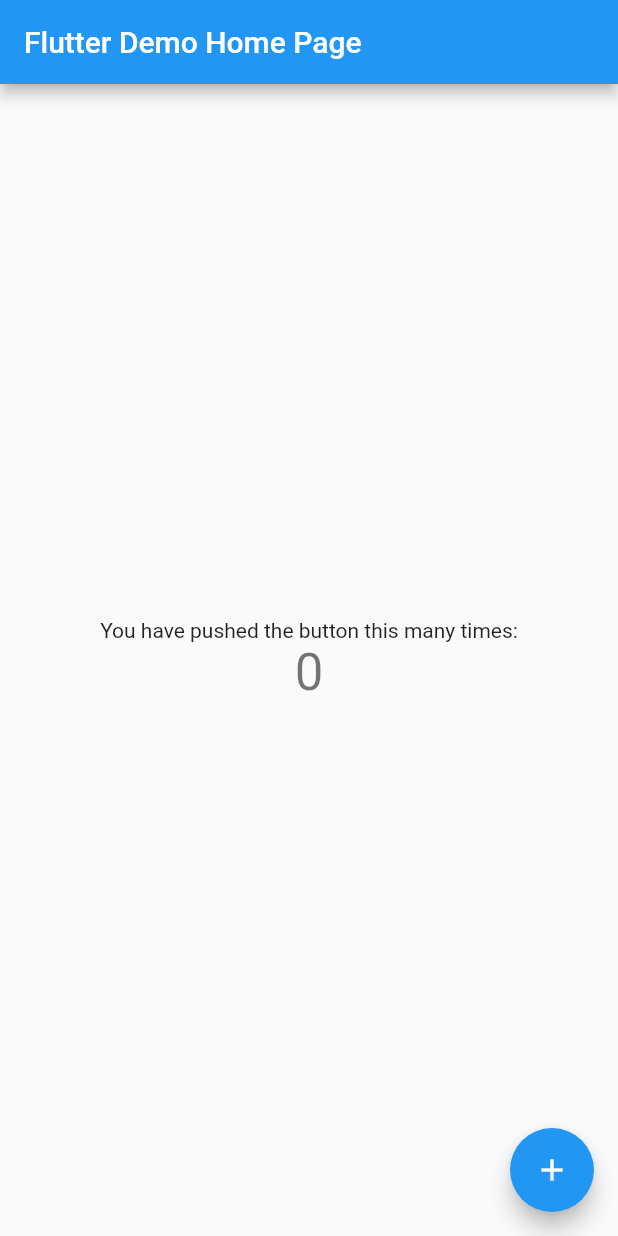
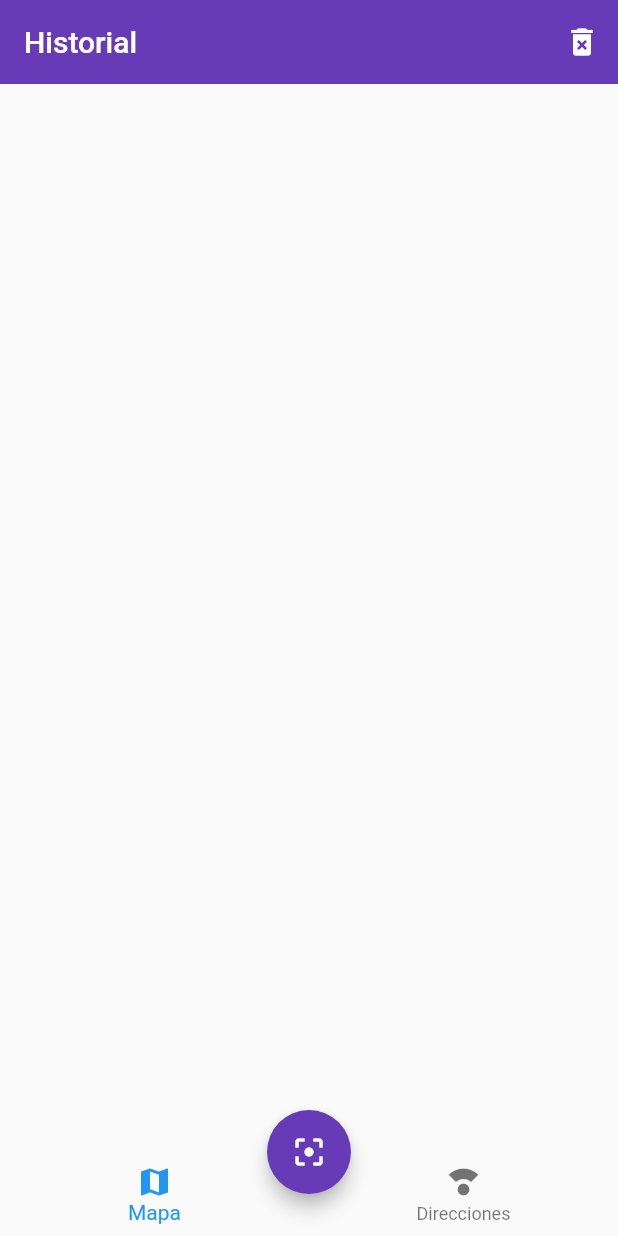
Before and after one commit to jazminasaleh/app-QRScanner, a Flutter app: the screen it shows after launch, on a phone screen of 412 x 824 dp. Run offline on Flutter 3.47's test engine with Material 2 defaults, Android fonts, the phone set to English and light mode, and no system bars; our stand-ins replace sqflite; missing offline and left inert: flutter_barcode_scanner; accounts and stored records are empty.

Commit message:
se hizo el CRUD

```diff
--- a/lib/main.dart
+++ b/lib/main.dart
@@ -1,115 +1,40 @@
 import 'package:flutter/material.dart';
+import 'package:provider/provider.dart';
+import 'package:qr_scanner/providers/scan_list_provider.dart';
+import 'package:qr_scanner/providers/ui_providers.dart';
 
-void main() {
-  runApp(const MyApp());
-}
+import 'pages/home_page.dart';
+import 'pages/mapa_page.dart';
+
+void main() => runApp(MyApp());
 
 class MyApp extends StatelessWidget {
-  const MyApp({Key? key}) : super(key: key);
-
-  // This widget is the root of your application.
   @override
   Widget build(BuildContext context) {
-    return MaterialApp(
-      title: 'Flutter Demo',
-      theme: ThemeData(
-        // This is the theme of your application.
-        //
-        // Try running your application with "flutter run". You'll see the
-        // application has a blue toolbar. Then, without quitting the app, try
-        // changing the primarySwatch below to Colors.green and then invoke
-        // "hot reload" (press "r" in the console where you ran "flutter run",
-        // or simply save your changes to "hot reload" in a Flutter IDE).
-        // Notice that the counter didn't reset back to zero; the application
-        // is not restarted.
-        primarySwatch: Colors.blue,
+    return MultiProvider(
+      //para saber que pagina mostrar
+      providers: [
+        ChangeNotifierProvider(
+          create: (_) => new UiProvider()),
+        ChangeNotifierProvider(
+          create: (_) => new Scanlistprovider()),
+      ],
+      child: MaterialApp(
+        debugShowCheckedModeBanner: false,
+        title: 'QR Reader',
+        initialRoute: 'home',
+        routes:{
+          'home': ( _ ) => HomePage(),
+          'mapa': ( _ ) => MapaPage()
+        },
+        theme: ThemeData(
+          floatingActionButtonTheme: FloatingActionButtonThemeData(
+            backgroundColor: Colors.deepPurple
+          ),
+          primaryColor: Colors.deepPurple
+
+        ),
       ),
-      home: const MyHomePage(title: 'Flutter Demo Home Page'),
     );
   }
 }
-
-class MyHomePage extends StatefulWidget {
-  const MyHomePage({Key? key, required this.title}) : super(key: key);
-
-  // This widget is the home page of your application. It is stateful, meaning
-  // that it has a State object (defined below) that contains fields that affect
-  // how it looks.
-
-  // This class is the configuration for the state. It holds the values (in this
-  // case the title) provided by the parent (in this case the App widget) and
-  // used by the build method of the State. Fields in a Widget subclass are
-  // always marked "final".
-
-  final String title;
-
-  @override
-  State<MyHomePage> createState() => _MyHomePageState();
-}
-
-class _MyHomePageState extends State<MyHomePage> {
-  int _counter = 0;
-
-  void _incrementCounter() {
-    setState(() {
-      // This call to setState tells the Flutter framework that something has
-      // changed in this State, which causes it to rerun the build method below
-      // so that the display can reflect the updated values. If we changed
-      // _counter without calling setState(), then the build method would not be
-      // called again, and so nothing would appear to happen.
-      _counter++;
-    });
-  }
-
-  @override
-  Widget build(BuildContext context) {
-    // This method is rerun every time setState is called, for instance as done
-    // by the _incrementCounter method above.
-    //
-    // The Flutter framework has been optimized to make rerunning build methods
-    // fast, so that you can just rebuild anything that needs updating rather
-    // than having to individually change instances of widgets.
-    return Scaffold(
-      appBar: AppBar(
-        // Here we take the value from the MyHomePage object that was created by
-        // the App.build method, and use it to set our appbar title.
-        title: Text(widget.title),
-      ),
-      body: Center(
-        // Center is a layout widget. It takes a single child and positions it
-        // in the middle of the parent.
-        child: Column(
-          // Column is also a layout widget. It takes a list of children and
-          // arranges them vertically. By default, it sizes itself to fit its
-          // children horizontally, and tries to be as tall as its parent.
-          //
-          // Invoke "debug painting" (press "p" in the console, choose the
-          // "Toggle Debug Paint" action from the Flutter Inspector in Android
-          // Studio, or the "Toggle Debug Paint" command in Visual Studio Code)
-          // to see the wireframe for each widget.
-          //
-          // Column has various properties to control how it sizes itself and
-          // how it positions its children. Here we use mainAxisAlignment to
-          // center the children vertically; the main axis here is the vertical
-          // axis because Columns are vertical (the cross axis would be
-          // horizontal).
-          mainAxisAlignment: MainAxisAlignment.center,
-          children: <Widget>[
-            const Text(
-              'You have pushed the button this many times:',
-            ),
-            Text(
-              '$_counter',
-              style: Theme.of(context).textTheme.headline4,
-            ),
-          ],
-        ),
-      ),
-      floatingActionButton: FloatingActionButton(
-        onPressed: _incrementCounter,
-        tooltip: 'Increment',
-        child: const Icon(Icons.add),
-      ), // This trailing comma makes auto-formatting nicer for build methods.
-    );
-  }
-}
--- /dev/null
+++ b/lib/models/scan_model.dart
@@ -0,0 +1,37 @@
+import 'dart:convert';
+import 'package:meta/meta.dart';
+
+ScanModel scanModelFromJson(String str) => ScanModel.fromJson(json.decode(str));
+String scanModelToJson(ScanModel data) => json.encode(data.toJson());
+//esto se saco con quicktype.io
+class ScanModel {
+  //constructor
+    ScanModel({
+        this.id,
+        this.tipo,
+        required this.valor,
+    }) {
+      //si valor contiene la plabra http
+      if ( this.valor.contains('http') ) {
+        this.tipo = 'http';
+      } else {
+        this.tipo = 'geo';
+      }
+    }
+
+    int ?id;
+    String ?tipo;
+    String valor;
+
+    factory ScanModel.fromJson(Map<String, dynamic> json ) => ScanModel(
+        id: json["id"],
+        tipo: json["tipo"],
+        valor: json["valor"],
+    );
+
+    Map<String, dynamic> toJson() => {
+        "id": id,
+        "tipo": tipo,
+        "valor": valor,
+    };
+}
--- /dev/null
+++ b/lib/pages/home_page.dart
@@ -0,0 +1,73 @@
+import 'package:flutter/material.dart';
+import 'package:provider/provider.dart';
+import 'package:qr_scanner/pages/direcciones_page.dart';
+import 'package:qr_scanner/providers/db_provider.dart';
+import 'package:qr_scanner/providers/scan_list_provider.dart';
+import 'package:qr_scanner/providers/ui_providers.dart';
+import 'package:qr_scanner/widgets/custom_navigatorbar.dart';
+import 'package:qr_scanner/widgets/scan_button.dart';
+
+import 'mapas_pages.dart';
+
+class HomePage extends StatelessWidget {
+  @override
+  Widget build(BuildContext context) {
+    return Scaffold(
+      appBar: AppBar(
+        backgroundColor: Colors.deepPurple,
+        elevation: 0,
+        title: Text('Historial'),
+        actions: [
+          IconButton(
+            icon: Icon(Icons.delete_forever),
+            onPressed: () {
+              DBProvider.db.deleteAllScans();
+              Provider.of<Scanlistprovider>(context, listen: false).borrarTodos();
+            },
+          )
+        ],
+      ),
+      body: _HomePageBody(),
+      //la parte de aabjo del home
+      bottomNavigationBar: CutsomNavigatorBar(),
+      //boton de scanner
+      floatingActionButton: ScanButton(),
+      floatingActionButtonLocation:
+          FloatingActionButtonLocation.miniCenterDocked,
+    );
+  }
+}
+
+//Se decine si se le da click al icono de mapa salga mapa
+//y si se la de click a la direccion que salga direccion
+class _HomePageBody extends StatelessWidget {
+  @override
+  Widget build(BuildContext context) {
+    //Obtener el selected menu opt, que lo busque en uiprovider
+    final uiProvider = Provider.of<UiProvider>(context);
+    //Esto es lo que cambia para mostrar la pagina respectiva
+    final currentIndex = uiProvider.selectedmenuOpt;
+
+    //leer la base de datos
+    //DBProvider.db.database;
+    //final tempScan = new ScanModel(valor: 'http://google.com');
+    //crera nuevo registro en la base de datos
+    //DBProvider.db.nuevoScan(tempScan);
+    //BUscra algun regsutro en la base de datos
+    //DBProvider.db.deleteAllScans().then(print);
+
+    final scanlistprovider =
+        Provider.of<Scanlistprovider>(context, listen: false);
+
+    switch (currentIndex) {
+      case 0:
+        scanlistprovider.cargraScansPorTipo('geo');
+        return MapasPage();
+      case 1:
+        scanlistprovider.cargraScansPorTipo('http');
+        return DireccionesPage();
+      default:
+        return MapasPage();
+    }
+  }
+}
--- /dev/null
+++ b/lib/pages/mapas_pages.dart
@@ -0,0 +1,9 @@
+import 'package:flutter/material.dart';
+import '../widgets/scan_tiles.dart';
+
+class MapasPage extends StatelessWidget {
+  @override
+  Widget build(BuildContext context) {
+    return ScanTiles(tipo: 'geo');
+  }
+}
--- /dev/null
+++ b/lib/providers/scan_list_provider.dart
@@ -0,0 +1,53 @@
+import 'package:flutter/cupertino.dart';
+import 'package:qr_scanner/models/scan_model.dart';
+import 'package:qr_scanner/providers/db_provider.dart';
+
+class Scanlistprovider extends ChangeNotifier {
+  List<ScanModel> scans = [];
+  String tipoSeleccionado = 'http';
+//colocar los nuevos scans en la base de datos
+//mostrarlos en el widget
+  Future<ScanModel> nuevoScan(String valor) async {
+    final nuevoScan = new ScanModel(valor: valor);
+    //inserta en la base de datos
+    final id = await DBProvider.db.nuevoScan(nuevoScan);
+    //asignar el id de la base de datos al modelo
+    nuevoScan.id = id;
+    //inserta el nuevoscan al lista de scans simpre y cuando el tipo sea el mismo
+    if (this.tipoSeleccionado == nuevoScan.tipo) {
+      this.scans.add(nuevoScan);
+      //para actualizar la pantalla
+      notifyListeners();
+    }
+    return nuevoScan;
+  }
+
+//obtener el listado de todos los scans
+  cargarScans() async {
+    final scans = await DBProvider.db.getTodosLosScans();
+    //reemplazar el nuevo listado
+    this.scans = [...scans];
+    notifyListeners();
+  }
+
+//obtener el listado de los scans por tipo
+  cargraScansPorTipo(String tipo) async {
+    final scans = await DBProvider.db.getScansPorTipo(tipo);
+    //reemplazar el nuevo listado
+    this.scans = [...scans];
+    this.tipoSeleccionado = tipo;
+    notifyListeners();
+  }
+
+//borra todos los scans de la base de datos
+  borrarTodos() async {
+    await DBProvider.db.deleteAllScans();
+    this.scans = [];
+    notifyListeners();
+  }
+
+  borarScansPorId(int id) async {
+    await DBProvider.db.deleteScan(id);
+    this.cargraScansPorTipo(this.tipoSeleccionado);
+  }
+}
--- /dev/null
+++ b/lib/providers/ui_providers.dart
@@ -0,0 +1,17 @@
+import 'package:flutter/material.dart';
+
+//Gestor de estado: provider
+class UiProvider extends ChangeNotifier {
+  int _selectedmenuOpt = 0;
+
+  int get selectedmenuOpt {
+    return this._selectedmenuOpt;
+  }
+
+//cambia selectd menu opt
+  set selectedmenuOpt(int i) {
+    this._selectedmenuOpt = i;
+    //cambiar de widget
+    notifyListeners();
+  }
+}
--- /dev/null
+++ b/lib/widgets/custom_navigatorbar.dart
@@ -0,0 +1,33 @@
+import 'package:flutter/material.dart';
+import 'package:provider/provider.dart';
+
+import '../providers/ui_providers.dart';
+
+//La parte de abajo del home
+class CutsomNavigatorBar extends StatelessWidget {
+  @override
+  Widget build(BuildContext context) {
+    final uiProvider = Provider.of<UiProvider>(context);
+    final currentIndex = uiProvider.selectedmenuOpt;
+    return BottomNavigationBar(
+      //Aca cuando se da click
+      //Aca se esta mencionando al set y se le esta asignando la i
+      //Como no es una funcion normal no se colocan los parentisis (i) sino = i
+      onTap: (int i) => uiProvider.selectedmenuOpt = i,
+        //saber cual es el elmento seleccionado
+        currentIndex: currentIndex,
+        elevation: 0,
+        items: [
+          BottomNavigationBarItem(
+              icon: Icon(
+                Icons.map,
+              ),
+              label: 'Mapa'),
+          BottomNavigationBarItem(
+              icon: Icon(
+                Icons.compass_calibration,
+              ),
+              label: 'Direcciones'),
+        ]);
+  }
+}
--- /dev/null
+++ b/lib/widgets/scan_button.dart
@@ -0,0 +1,31 @@
+import 'package:flutter/material.dart';
+import 'package:flutter_barcode_scanner/flutter_barcode_scanner.dart';
+import 'package:provider/provider.dart';
+import 'package:qr_scanner/providers/scan_list_provider.dart';
+import 'package:qr_scanner/utils/utils.dart';
+
+//El boton de scanner que se encunetra en la parte de abajo
+//y su repectiva funcionalidad
+class ScanButton extends StatelessWidget {
+  @override
+  Widget build(BuildContext context) {
+    return FloatingActionButton(
+        elevation: 5,
+        child: Icon(
+          Icons.filter_center_focus,
+        ),
+        onPressed: () async {
+          //final barcodeScanRes = 'https://pub.dev/packages/url_launcher/install';
+          final barcodeScanRes = 'geo:45.28009,-75.922405';
+          if (barcodeScanRes == '-1') {
+            return;
+          }
+          final scanListProvider =
+              Provider.of<Scanlistprovider>(context, listen: false);
+          //Se agrga un nuevo scan a la base de datos
+          final nuevoScan = await scanListProvider.nuevoScan(barcodeScanRes);
+          //scanListProvider.nuevoScan('geo:15.33,15.66');
+          launchURL(context, nuevoScan);
+        });
+  }
+}
--- /dev/null
+++ b/lib/widgets/scan_tiles.dart
@@ -0,0 +1,45 @@
+import 'package:flutter/material.dart';
+import 'package:provider/provider.dart';
+import 'package:qr_scanner/providers/scan_list_provider.dart';
+import 'package:qr_scanner/utils/utils.dart';
+
+class ScanTiles extends StatelessWidget {
+  final String tipo;
+
+  const ScanTiles({required this.tipo});
+
+  @override
+  Widget build(BuildContext context) {
+    final scanlListProvider = Provider.of<Scanlistprovider>(context);
+    final scans = scanlListProvider.scans;
+    return ListView.builder(
+      itemCount: scans.length,
+      itemBuilder: (_, i) =>
+          // es para poder borrar elementos desde la pantalla
+          Dismissible(
+        key: UniqueKey(),
+        background: Container(
+          color: Colors.purple[800]),
+        onDismissed: (DismissDirection direction) {
+          Provider.of<Scanlistprovider>(context, listen: false).
+          borarScansPorId(scans[i].id!);
+        },
+        child: ListTile(
+          leading: Icon(
+            this.tipo == 'http'
+             ? Icons.home_outlined
+             : Icons.map_outlined,
+            color: Colors.purple[600],
+          ),
+          title: Text(scans[i].valor),
+          subtitle: Text(scans[i].id.toString()),
+          trailing: Icon(
+            Icons.keyboard_arrow_right,
+            color: Colors.grey,
+          ),
+          onTap: () => launchURL(context, scans[i]),
+        ),
+      ),
+    );
+  }
+}
--- a/pubspec.yaml
+++ b/pubspec.yaml
@@ -34,6 +34,11 @@ dependencies:
   # The following adds the Cupertino Icons font to your application.
   # Use with the CupertinoIcons class for iOS style icons.
   cupertino_icons: ^1.0.2
+  provider: ^6.0.3
+  flutter_barcode_scanner: ^2.0.0
+  path_provider: ^2.0.11
+  sqflite: ^2.0.3
+  url_launcher: ^6.1.5
 
 dev_dependencies:
   flutter_test:
```
Also changed, not shown: lib/pages/direcciones_page.dart (added, +13 -0 lines), lib/pages/mapa_page.dart (added, +16 -0 lines), lib/providers/db_provider.dart (added, +124 -0 lines), lib/utils/utils.dart (added, +17 -0 lines), pubspec.lock, 8 other files.
